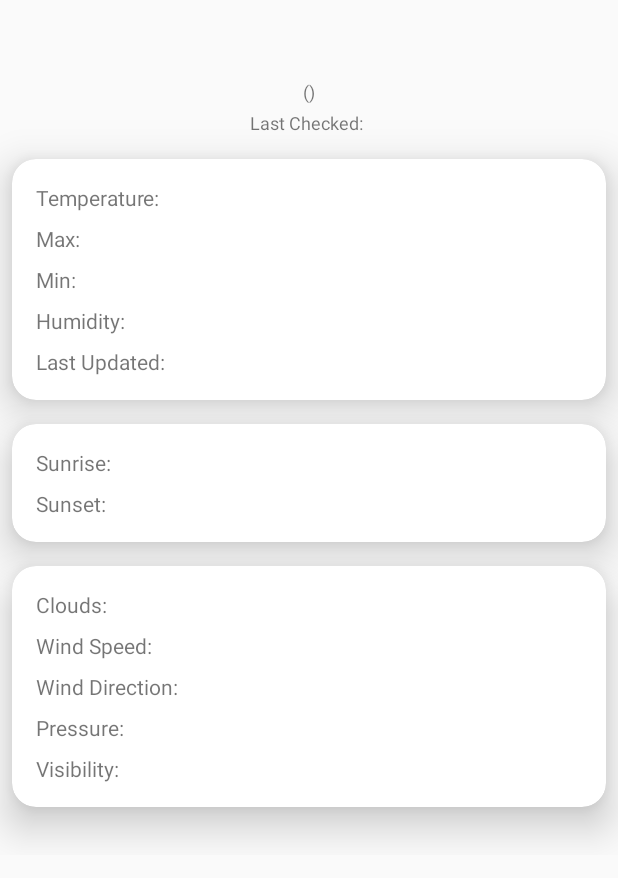
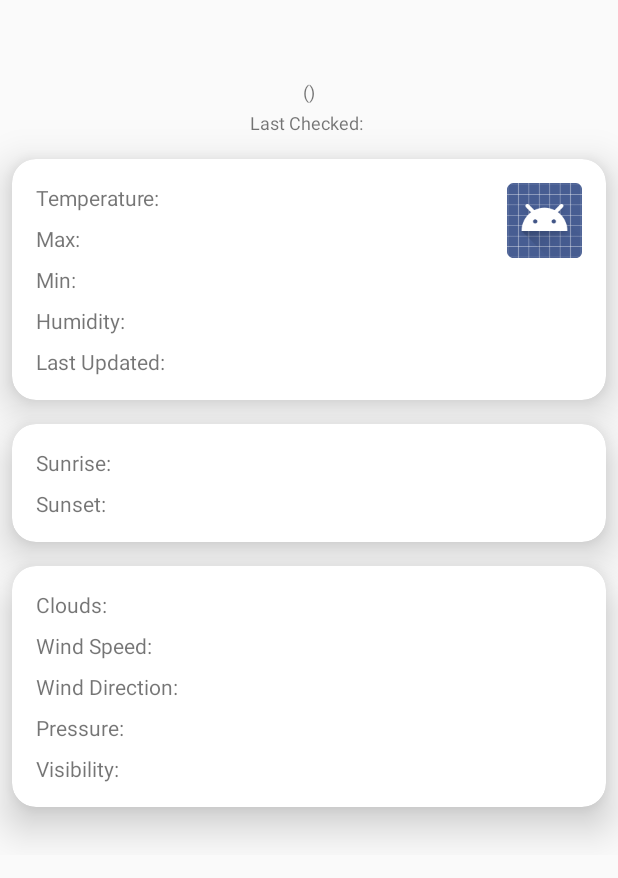
Before and after one commit to psmann/WeatherMan, an Android app: the layout activity_main.xml on its own in the app's theme, with its tools: preview values and no code run, on a phone screen of 412 x 824 dp. Shown: the top 878 px of the screen. Run offline under Robolectric (Android 15) with nearby library versions, the phone set to English and light mode, and no system bars.

Commit message:
image handling using glide for weather icons

```diff
--- a/app/build.gradle
+++ b/app/build.gradle
@@ -44,6 +44,9 @@ dependencies {
     implementation 'com.squareup.retrofit2:retrofit:2.4.0'
     // Gson
     implementation 'com.squareup.retrofit2:converter-gson:2.4.0'
+    // Glide
+    implementation 'com.github.bumptech.glide:glide:4.8.0'
+    annotationProcessor 'com.github.bumptech.glide:compiler:4.8.0'
 
     // jUnit
     testImplementation 'junit:junit:4.12'
--- a/app/src/main/java/one/mann/weatherman/api/OpenWeatherMapApi.java
+++ b/app/src/main/java/one/mann/weatherman/api/OpenWeatherMapApi.java
@@ -1,6 +1,6 @@
 package one.mann.weatherman.api;
 
-import one.mann.weatherman.model.openWeatherMap.Weather;
+import one.mann.weatherman.model.openWeatherMap.CurrentWeather;
 import retrofit2.Call;
 import retrofit2.http.GET;
 import retrofit2.http.Query;
@@ -8,6 +8,6 @@ import retrofit2.http.Query;
 public interface OpenWeatherMapApi {
 
     @GET("weather")
-    Call<Weather> getWeather(@Query("lat") Double latitude, @Query("lon") Double longitude,
-                             @Query("units") String units, @Query("appid") String appId);
+    Call<CurrentWeather> getWeather(@Query("lat") Double latitude, @Query("lon") Double longitude,
+                                    @Query("units") String units, @Query("appid") String appId);
 }
--- a/app/src/main/java/one/mann/weatherman/data/WeatherData.java
+++ b/app/src/main/java/one/mann/weatherman/data/WeatherData.java
@@ -23,6 +23,8 @@ public final class WeatherData {
     public static final String WIND_SPEED = "WIND_SPEED";
     public static final String WIND_DIRECTION = "WIND_DIRECTION";
     public static final String VISIBILITY = "VISIBILITY";
+    public static final String DESCRIPTION = "DESCRIPTION";
+    public static final String ICON_CODE = "ICON_CODE";
     private SharedPreferences preferences;
 
     public WeatherData(Context context) {
--- a/app/src/main/res/drawable/ic_launcher_foreground.xml
+++ b/app/src/main/res/drawable/ic_launcher_foreground.xml
@@ -1,5 +1,5 @@
 <!--
-image source: http://www.iconarchive.com/show/papirus-apps-icons-by-papirus-team/weather-icon.html
+image source: http://www.iconarchive.com/show/papirus-apps-icons-by-papirus-team/currentWeather-icon.html
 -->
 
 <vector xmlns:android="http://schemas.android.com/apk/res/android"
--- a/app/src/main/res/layout/activity_main.xml
+++ b/app/src/main/res/layout/activity_main.xml
@@ -177,6 +177,26 @@
                             android:layout_marginStart="8dp"
                             app:layout_constraintStart_toEndOf="@+id/last_updated"
                             app:layout_constraintTop_toTopOf="@+id/last_updated" />
+
+                        <TextView
+                            android:id="@+id/description"
+                            android:layout_width="wrap_content"
+                            android:layout_height="wrap_content"
+                            android:layout_marginStart="8dp"
+                            android:layout_marginTop="8dp"
+                            app:layout_constraintStart_toStartOf="@+id/weather_icon"
+                            app:layout_constraintTop_toBottomOf="@+id/weather_icon" />
+
+                        <ImageView
+                            android:id="@+id/weather_icon"
+                            android:layout_width="50dp"
+                            android:layout_height="50dp"
+                            android:layout_marginTop="16dp"
+                            android:layout_marginEnd="16dp"
+                            android:contentDescription="@string/weather_icon"
+                            android:src="@android:drawable/sym_def_app_icon"
+                            app:layout_constraintEnd_toEndOf="parent"
+                            app:layout_constraintTop_toTopOf="parent" />
 
                     </android.support.constraint.ConstraintLayout>
 
--- a/app/src/main/res/values/strings.xml
+++ b/app/src/main/res/values/strings.xml
@@ -19,5 +19,6 @@
     <string name="permission_required">Permission is required for location detection.</string>
     <string name="server_not_found">Could not connect to the server.</string>
     <string name="no_internet_connection">No active internet connection found.</string>
-    <string name="no_gps_updating_previous_location">Updating weather for previous location.</string>
+    <string name="no_gps_updating_previous_location">Updating currentWeather for previous location.</string>
+    <string name="weather_icon">Weather Icon</string>
 </resources>
```
Also changed, not shown: app/src/main/java/one/mann/weatherman/GlideModule.java (added, +8 -0 lines), app/src/main/java/one/mann/weatherman/api/WeatherResult.java (+16 -10 lines), app/src/main/java/one/mann/weatherman/model/openWeatherMap/CurrentWeather.java (added, +44 -0 lines), app/src/main/java/one/mann/weatherman/model/openWeatherMap/Weather.java (+5 -30 lines), app/src/main/java/one/mann/weatherman/view/MainActivity.java (+12 -2 lines), app/src/main/java/one/mann/weatherman/viewmodel/CurrentWeatherViewModel.java (+13 -1 lines).
